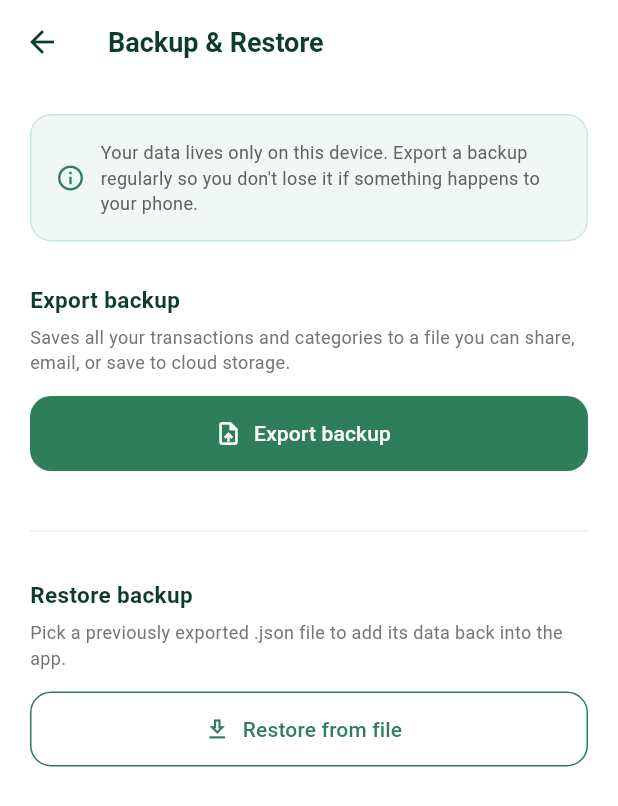
After one commit to Kervillekevo/expense_tracker, a Flutter app: the BackupScreen screen opened directly, after a tap on "Restore from file", on a phone screen of 412 x 824 dp. The commit adds this screen. Shown: the top 806 px of the screen. Run offline on Flutter 3.47's test engine with Material 3 defaults, Android fonts, the phone set to English and light mode, and no system bars; our stand-ins replace drift, file_picker, firebase_auth, firebase_core, fl_chart, google_sign_in and 1 more; accounts and stored records are empty; generated files the repository leaves out were written again; network calls fail; statements that could not run were skipped.

Commit message:
Fixed back up screen and service

```diff
--- a/analysis_options.yaml
+++ b/analysis_options.yaml
@@ -7,6 +7,11 @@
 
 # The following line activates a set of recommended lints for Flutter apps,
 # packages, and plugins designed to encourage good coding practices.
+analyzer:
+  exclude:
+    - build/**
+    - android/**
+    - ios/**
 include: package:flutter_lints/flutter.yaml
 
 linter:
--- /dev/null
+++ b/lib/features/backup/data/backup_service.dart
@@ -0,0 +1,103 @@
+import 'dart:convert';
+import 'dart:io';
+import 'package:drift/drift.dart' show Value;
+import 'package:path_provider/path_provider.dart';
+import '../../../core/database/database_provider.dart';
+import '../../../core/database/app_database.dart';
+
+class BackupService {
+  /// Writes all transactions and categories to a JSON file in the app's
+  /// temporary folder and returns it, ready to hand off to the share sheet.
+  Future<File> exportToFile() async {
+    final categories = await DatabaseProvider.db.categoryDao.getAllCategories();
+    final transactions = await DatabaseProvider.db.transactionDao.getAllTransactions();
+
+    final data = {
+      'exportedAt': DateTime.now().toIso8601String(),
+      'categories': categories.map((c) => {
+        'name': c.name,
+        'icon': c.icon,
+        'color': c.color,
+        'type': c.type,
+        'isDefault': c.isDefault,
+      }).toList(),
+      'transactions': transactions.map((t) => {
+        'amount': t.amount,
+        'type': t.type,
+        'category': t.category,
+        'note': t.note,
+        'date': t.date.toIso8601String(),
+        'receiptImageUrl': t.receiptImageUrl,
+        'createdAt': t.createdAt.toIso8601String(),
+        'updatedAt': t.updatedAt.toIso8601String(),
+      }).toList(),
+    };
+
+    final jsonString = const JsonEncoder.withIndent('  ').convert(data);
+
+    final tempDir = await getTemporaryDirectory();
+    final timestamp =
+        DateTime.now().toIso8601String().replaceAll(':', '-').split('.').first;
+    final file = File('${tempDir.path}/expense_tracker_backup_$timestamp.json');
+    await file.writeAsString(jsonString);
+
+    return file;
+  }
+
+  /// Reads a previously exported JSON file and inserts its contents back
+  /// into the local database. Categories that already exist (matched by
+  /// name + type) are skipped to avoid duplicates; transactions are always
+  /// added as new rows, since there's no unique key to detect duplicates
+  /// against.
+  Future<({int categoriesAdded, int transactionsAdded})> restoreFromFile(
+      File file,
+      ) async {
+    final contents = await file.readAsString();
+    final data = jsonDecode(contents) as Map<String, dynamic>;
+
+    final categoriesJson = (data['categories'] as List<dynamic>?) ?? [];
+    final transactionsJson = (data['transactions'] as List<dynamic>?) ?? [];
+
+    final existingCategories = await DatabaseProvider.db.categoryDao.getAllCategories();
+    final existingKeys = existingCategories.map((c) => '${c.name}|${c.type}').toSet();
+
+    int categoriesAdded = 0;
+    for (final item in categoriesJson) {
+      final name = item['name'] as String;
+      final type = item['type'] as String? ?? 'Expense';
+      final key = '$name|$type';
+      if (existingKeys.contains(key)) continue;
+
+      await DatabaseProvider.db.categoryDao.insertCategory(
+        CategoriesCompanion.insert(
+          name: name,
+          icon: item['icon'] as String,
+          color: item['color'] as String,
+          type: Value(type),
+          isDefault: Value(item['isDefault'] as bool? ?? false),
+        ),
+      );
+      existingKeys.add(key);
+      categoriesAdded++;
+    }
+
+    int transactionsAdded = 0;
+    for (final item in transactionsJson) {
+      await DatabaseProvider.db.transactionDao.insertTransaction(
+        TransactionsCompanion.insert(
+          amount: (item['amount'] as num).toDouble(),
+          type: item['type'] as String,
+          category: item['category'] as String,
+          date: DateTime.parse(item['date'] as String),
+          note: Value(item['note'] as String?),
+          receiptImageUrl: Value(item['receiptImageUrl'] as String?),
+          createdAt: Value(DateTime.parse(item['createdAt'] as String)),
+          updatedAt: Value(DateTime.parse(item['updatedAt'] as String)),
+        ),
+      );
+      transactionsAdded++;
+    }
+
+    return (categoriesAdded: categoriesAdded, transactionsAdded: transactionsAdded);
+  }
+}
--- /dev/null
+++ b/lib/features/backup/presentation/backup_screen.dart
@@ -0,0 +1,226 @@
+import 'dart:io';
+import 'package:flutter/material.dart';
+import 'package:share_plus/share_plus.dart';
+import 'package:file_picker/file_picker.dart';
+import '../data/backup_service.dart';
+
+class BackupScreen extends StatefulWidget {
+  const BackupScreen({super.key});
+
+  @override
+  State<BackupScreen> createState() => _BackupScreenState();
+}
+
+class _BackupScreenState extends State<BackupScreen> {
+  static const _primary = Color(0xFF2E7D5B);
+  static const _primaryDark = Color(0xFF0D3B2E);
+  static const _fill = Color(0xFFF0F7F4);
+  static const _border = Color(0xFFCDE7DB);
+  static const _expenseColor = Color(0xFFC62828);
+
+  final BackupService _backupService = BackupService();
+  bool isExporting = false;
+  bool isRestoring = false;
+
+  Future<void> _export() async {
+    setState(() => isExporting = true);
+    try {
+      final file = await _backupService.exportToFile();
+      await Share.shareXFiles(
+        [XFile(file.path)],
+        text: 'Expense Tracker backup',
+      );
+    } catch (e) {
+      if (mounted) {
+        ScaffoldMessenger.of(context).showSnackBar(
+          SnackBar(content: Text("Export failed: $e"), backgroundColor: _expenseColor),
+        );
+      }
+    }
+    if (mounted) setState(() => isExporting = false);
+  }
+
+  Future<void> _restore() async {
+    final result = await FilePicker.platform.pickFiles(
+      type: FileType.custom,
+      allowedExtensions: ['json'],
+    );
+    if (result == null || result.files.single.path == null) return;
+
+    if (!mounted) return;
+    final confirmed = await showDialog<bool>(
+      context: context,
+      builder: (dialogContext) => AlertDialog(
+        title: const Text("Restore backup?"),
+        content: const Text(
+          "This adds all transactions and categories from the backup "
+              "file into your current data. Existing categories with the "
+              "same name won't be duplicated, but transactions will be "
+              "added as new entries.",
+        ),
+        actions: [
+          TextButton(
+            onPressed: () => Navigator.pop(dialogContext, false),
+            child: const Text("Cancel"),
+          ),
+          TextButton(
+            onPressed: () => Navigator.pop(dialogContext, true),
+            child: const Text(
+              "Restore",
+              style: TextStyle(color: _primary, fontWeight: FontWeight.bold),
+            ),
+          ),
+        ],
+      ),
+    ) ??
+        false;
+
+    if (!confirmed) return;
+
+    setState(() => isRestoring = true);
+    try {
+      final file = File(result.files.single.path!);
+      final counts = await _backupService.restoreFromFile(file);
+      if (mounted) {
+        ScaffoldMessenger.of(context).showSnackBar(
+          SnackBar(
+            content: Text(
+              "Restored ${counts.transactionsAdded} transactions and "
+                  "${counts.categoriesAdded} categories.",
+            ),
+            backgroundColor: _primary,
+          ),
+        );
+      }
+    } catch (e) {
+      if (mounted) {
+        ScaffoldMessenger.of(context).showSnackBar(
+          SnackBar(content: Text("Restore failed: $e"), backgroundColor: _expenseColor),
+        );
+      }
+    }
+    if (mounted) setState(() => isRestoring = false);
+  }
+
+  @override
+  Widget build(BuildContext context) {
+    return Scaffold(
+      backgroundColor: Colors.white,
+      appBar: AppBar(
+        backgroundColor: Colors.white,
+        elevation: 0,
+        scrolledUnderElevation: 0,
+        iconTheme: const IconThemeData(color: _primaryDark),
+        title: const Text(
+          "Backup & Restore",
+          style: TextStyle(color: _primaryDark, fontWeight: FontWeight.bold, fontSize: 18),
+        ),
+      ),
+      body: SafeArea(
+        child: Padding(
+          padding: const EdgeInsets.all(20),
+          child: Column(
+            crossAxisAlignment: CrossAxisAlignment.start,
+            children: [
+              Container(
+                padding: const EdgeInsets.all(16),
+                decoration: BoxDecoration(
+                  color: _fill,
+                  borderRadius: BorderRadius.circular(14),
+                  border: Border.all(color: _border),
+                ),
+                child: Row(
+                  children: [
+                    const Icon(Icons.info_outline, color: _primary, size: 20),
+                    const SizedBox(width: 10),
+                    Expanded(
+                      child: Text(
+                        "Your data lives only on this device. Export a "
+                            "backup regularly so you don't lose it if something "
+                            "happens to your phone.",
+                        style: TextStyle(fontSize: 12, color: Colors.grey.shade700),
+                      ),
+                    ),
+                  ],
+                ),
+              ),
+
+              const SizedBox(height: 28),
+
+              const Text(
+                "Export backup",
+                style: TextStyle(fontSize: 15, fontWeight: FontWeight.bold, color: _primaryDark),
+              ),
+              const SizedBox(height: 6),
+              Text(
+                "Saves all your transactions and categories to a file you "
+                    "can share, email, or save to cloud storage.",
+                style: TextStyle(fontSize: 12, color: Colors.grey.shade600),
+              ),
+              const SizedBox(height: 14),
+              SizedBox(
+                width: double.infinity,
+                height: 50,
+                child: ElevatedButton.icon(
+                  onPressed: isExporting ? null : _export,
+                  icon: isExporting
+                      ? const SizedBox(
+                    width: 18,
+                    height: 18,
+                    child: CircularProgressIndicator(color: Colors.white, strokeWidth: 2),
+                  )
+                      : const Icon(Icons.upload_file_outlined),
+                  label: Text(isExporting ? "Preparing..." : "Export backup"),
+                  style: ElevatedButton.styleFrom(
+                    backgroundColor: _primary,
+                    foregroundColor: Colors.white,
+                    elevation: 0,
+                    shape: RoundedRectangleBorder(borderRadius: BorderRadius.circular(14)),
+                  ),
+                ),
+              ),
+
+              const SizedBox(height: 32),
+              Divider(color: Colors.grey.shade200),
+              const SizedBox(height: 24),
+
+              const Text(
+                "Restore backup",
+                style: TextStyle(fontSize: 15, fontWeight: FontWeight.bold, color: _primaryDark),
+              ),
+              const SizedBox(height: 6),
+              Text(
+                "Pick a previously exported .json file to add its data "
+                    "back into the app.",
+                style: TextStyle(fontSize: 12, color: Colors.grey.shade600),
+              ),
+              const SizedBox(height: 14),
+              SizedBox(
+                width: double.infinity,
+                height: 50,
+                child: OutlinedButton.icon(
+                  onPressed: isRestoring ? null : _restore,
+                  icon: isRestoring
+                      ? const SizedBox(
+                    width: 18,
+                    height: 18,
+                    child: CircularProgressIndicator(color: _primary, strokeWidth: 2),
+                  )
+                      : const Icon(Icons.download_outlined, color: _primary),
+                  label: Text(
+                    isRestoring ? "Restoring..." : "Restore from file",
+                    style: const TextStyle(color: _primary),
+                  ),
+                  style: OutlinedButton.styleFrom(
+                    side: const BorderSide(color: _primary),
+                    shape: RoundedRectangleBorder(borderRadius: BorderRadius.circular(14)),
+                  ),
+                ),
+              ),
+            ],
+          ),
+        ),
+      ),
+    );
+  }
+}
--- a/lib/features/home/presentation/home_screen.dart
+++ b/lib/features/home/presentation/home_screen.dart
@@ -4,6 +4,7 @@ import '../../auth/data/auth_service.dart';
 import '../../auth/presentation/login_screen.dart';
 import '../../transactions/presentation/add_transaction_screen.dart';
 import '../../categories/presentation/category_screen.dart';
+import '../../backup/presentation/backup_screen.dart';
 import '../../../core/database/database_provider.dart';
 import '../../../core/database/app_database.dart';
 
@@ -133,6 +134,16 @@ class _HomeScreenState extends State<HomeScreen> {
           ),
         ),
         actions: [
+          IconButton(
+            onPressed: () {
+              Navigator.push(
+                context,
+                MaterialPageRoute(builder: (_) => const BackupScreen()),
+              );
+            },
+            icon: const Icon(Icons.backup_outlined, color: _primary),
+            tooltip: "Backup & restore",
+          ),
           IconButton(
             onPressed: () {
               Navigator.push(
--- a/pubspec.yaml
+++ b/pubspec.yaml
@@ -43,6 +43,8 @@ dependencies:
   path_provider: ^2.1.4
   path: ^1.9.0
   fl_chart: ^1.2.0
+  share_plus: ^13.3.0
+  file_picker: ^13.0.0
 
 dev_dependencies:
   flutter_test:
```
Also changed, not shown: pubspec.lock, 4 other files.
